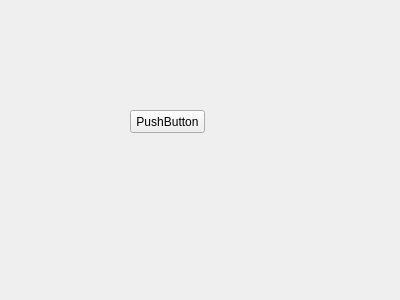
Qt form c++/qt/tpl_generator/maptab.ui (dizengrong/dzr_code_2017) before a commit.
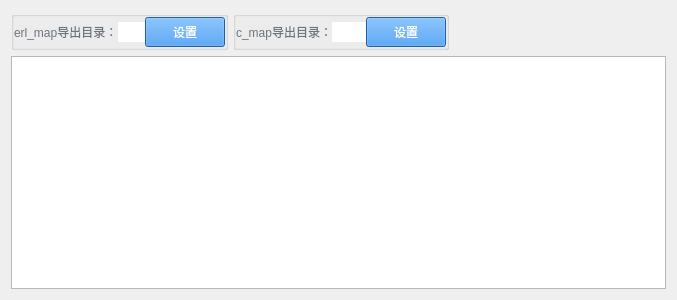
The same form after that commit.

Patch:
```diff
--- a/c++/qt/tpl_generator/maptab.ui
+++ b/c++/qt/tpl_generator/maptab.ui
@@ -6,29 +6,298 @@
    <rect>
     <x>0</x>
     <y>0</y>
-    <width>400</width>
+    <width>677</width>
     <height>300</height>
    </rect>
   </property>
   <property name="windowTitle">
    <string>Form</string>
   </property>
-  <widget class="QPushButton" name="pushButton">
-   <property name="geometry">
-    <rect>
-     <x>130</x>
-     <y>110</y>
-     <width>75</width>
-     <height>23</height>
-    </rect>
-   </property>
-   <property name="cursor">
-    <cursorShape>PointingHandCursor</cursorShape>
-   </property>
-   <property name="text">
-    <string>PushButton</string>
-   </property>
-  </widget>
+  <layout class="QVBoxLayout" name="verticalLayout" stretch="0,1">
+   <item>
+    <layout class="QHBoxLayout" name="horizontalLayout" stretch="1,1,1">
+     <property name="spacing">
+      <number>5</number>
+     </property>
+     <item>
+      <widget class="QGroupBox" name="groupBox">
+       <property name="title">
+        <string/>
+       </property>
+       <property name="flat">
+        <bool>false</bool>
+       </property>
+       <property name="checkable">
+        <bool>false</bool>
+       </property>
+       <layout class="QHBoxLayout" name="horizontalLayout_2" stretch="0,1,0">
+        <property name="spacing">
+         <number>0</number>
+        </property>
+        <property name="leftMargin">
+         <number>0</number>
+        </property>
+        <property name="topMargin">
+         <number>0</number>
+        </property>
+        <property name="rightMargin">
+         <number>0</number>
+        </property>
+        <property name="bottomMargin">
+         <number>0</number>
+        </property>
+        <item>
+         <widget class="QLabel" name="label">
+          <property name="palette">
+           <palette>
+            <active>
+             <colorrole role="WindowText">
+              <brush brushstyle="SolidPattern">
+               <color alpha="255">
+                <red>108</red>
+                <green>117</green>
+                <blue>125</blue>
+               </color>
+              </brush>
+             </colorrole>
+            </active>
+            <inactive>
+             <colorrole role="WindowText">
+              <brush brushstyle="SolidPattern">
+               <color alpha="255">
+                <red>108</red>
+                <green>117</green>
+                <blue>125</blue>
+               </color>
+              </brush>
+             </colorrole>
+            </inactive>
+            <disabled>
+             <colorrole role="WindowText">
+              <brush brushstyle="SolidPattern">
+               <color alpha="255">
+                <red>120</red>
+                <green>120</green>
+                <blue>120</blue>
+               </color>
+              </brush>
+             </colorrole>
+            </disabled>
+           </palette>
+          </property>
+          <property name="text">
+           <string>erl_map导出目录：</string>
+          </property>
+         </widget>
+        </item>
+        <item>
+         <widget class="QLineEdit" name="m_edit_erlmap_dir">
+          <property name="text">
+           <string/>
+          </property>
+          <property name="frame">
+           <bool>false</bool>
+          </property>
+          <property name="readOnly">
+           <bool>true</bool>
+          </property>
+          <property name="clearButtonEnabled">
+           <bool>false</bool>
+          </property>
+         </widget>
+        </item>
+        <item>
+         <widget class="QPushButton" name="m_btn_erlmap_dir">
+          <property name="sizePolicy">
+           <sizepolicy hsizetype="Minimum" vsizetype="Expanding">
+            <horstretch>0</horstretch>
+            <verstretch>0</verstretch>
+           </sizepolicy>
+          </property>
+          <property name="minimumSize">
+           <size>
+            <width>0</width>
+            <height>30</height>
+           </size>
+          </property>
+          <property name="sizeIncrement">
+           <size>
+            <width>0</width>
+            <height>0</height>
+           </size>
+          </property>
+          <property name="font">
+           <font>
+            <pointsize>9</pointsize>
+           </font>
+          </property>
+          <property name="autoFillBackground">
+           <bool>false</bool>
+          </property>
+          <property name="styleSheet">
+           <string notr="true">background-color: rgb(45, 135, 225);
+color: rgb(255, 255, 255);</string>
+          </property>
+          <property name="text">
+           <string>设置</string>
+          </property>
+          <property name="flat">
+           <bool>false</bool>
+          </property>
+         </widget>
+        </item>
+       </layout>
+      </widget>
+     </item>
+     <item>
+      <widget class="QGroupBox" name="groupBox_2">
+       <property name="title">
+        <string/>
+       </property>
+       <property name="flat">
+        <bool>false</bool>
+       </property>
+       <property name="checkable">
+        <bool>false</bool>
+       </property>
+       <layout class="QHBoxLayout" name="horizontalLayout_3" stretch="0,1,0">
+        <property name="spacing">
+         <number>0</number>
+        </property>
+        <property name="leftMargin">
+         <number>0</number>
+        </property>
+        <property name="topMargin">
+         <number>0</number>
+        </property>
+        <property name="rightMargin">
+         <number>0</number>
+        </property>
+        <property name="bottomMargin">
+         <number>0</number>
+        </property>
+        <item>
+         <widget class="QLabel" name="label_2">
+          <property name="palette">
+           <palette>
+            <active>
+             <colorrole role="WindowText">
+              <brush brushstyle="SolidPattern">
+               <color alpha="255">
+                <red>108</red>
+                <green>117</green>
+                <blue>125</blue>
+               </color>
+              </brush>
+             </colorrole>
+            </active>
+            <inactive>
+             <colorrole role="WindowText">
+              <brush brushstyle="SolidPattern">
+               <color alpha="255">
+                <red>108</red>
+                <green>117</green>
+                <blue>125</blue>
+               </color>
+              </brush>
+             </colorrole>
+            </inactive>
+            <disabled>
+             <colorrole role="WindowText">
+              <brush brushstyle="SolidPattern">
+               <color alpha="255">
+                <red>120</red>
+                <green>120</green>
+                <blue>120</blue>
+               </color>
+              </brush>
+             </colorrole>
+            </disabled>
+           </palette>
+          </property>
+          <property name="text">
+           <string>c_map导出目录：</string>
+          </property>
+         </widget>
+        </item>
+        <item>
+         <widget class="QLineEdit" name="m_edit_cmap_dir">
+          <property name="text">
+           <string/>
+          </property>
+          <property name="frame">
+           <bool>false</bool>
+          </property>
+          <property name="readOnly">
+           <bool>true</bool>
+          </property>
+          <property name="clearButtonEnabled">
+           <bool>false</bool>
+          </property>
+         </widget>
+        </item>
+        <item>
+         <widget class="QPushButton" name="m_btn_cmap_dir">
+          <property name="sizePolicy">
+           <sizepolicy hsizetype="Minimum" vsizetype="Expanding">
+            <horstretch>0</horstretch>
+            <verstretch>0</verstretch>
+           </sizepolicy>
+          </property>
+          <property name="minimumSize">
+           <size>
+            <width>0</width>
+            <height>30</height>
+           </size>
+          </property>
+          <property name="sizeIncrement">
+           <size>
+            <width>0</width>
+            <height>0</height>
+           </size>
+          </property>
+          <property name="font">
+           <font>
+            <pointsize>9</pointsize>
+           </font>
+          </property>
+          <property name="autoFillBackground">
+           <bool>false</bool>
+          </property>
+          <property name="styleSheet">
+           <string notr="true">background-color: rgb(45, 135, 225);
+color: rgb(255, 255, 255);</string>
+          </property>
+          <property name="text">
+           <string>设置</string>
+          </property>
+          <property name="flat">
+           <bool>false</bool>
+          </property>
+         </widget>
+        </item>
+       </layout>
+      </widget>
+     </item>
+     <item>
+      <spacer name="horizontalSpacer">
+       <property name="orientation">
+        <enum>Qt::Horizontal</enum>
+       </property>
+       <property name="sizeHint" stdset="0">
+        <size>
+         <width>40</width>
+         <height>20</height>
+        </size>
+       </property>
+      </spacer>
+     </item>
+    </layout>
+   </item>
+   <item>
+    <widget class="QTableWidget" name="m_table"/>
+   </item>
+  </layout>
  </widget>
  <resources/>
  <connections/>
```
